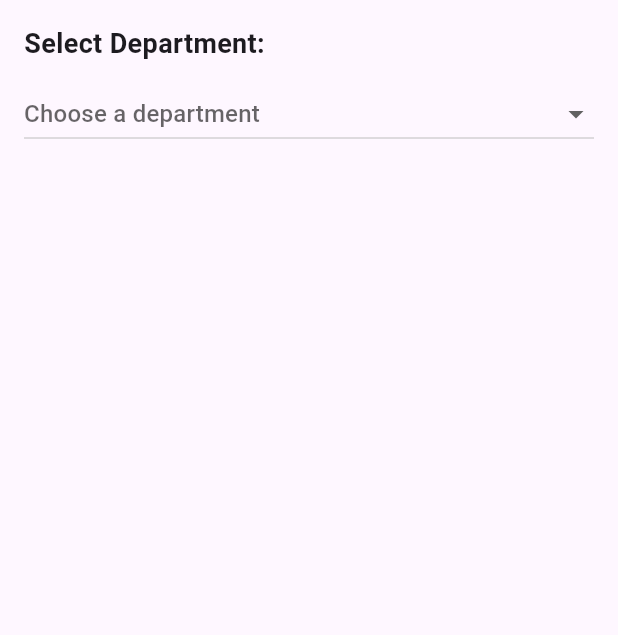
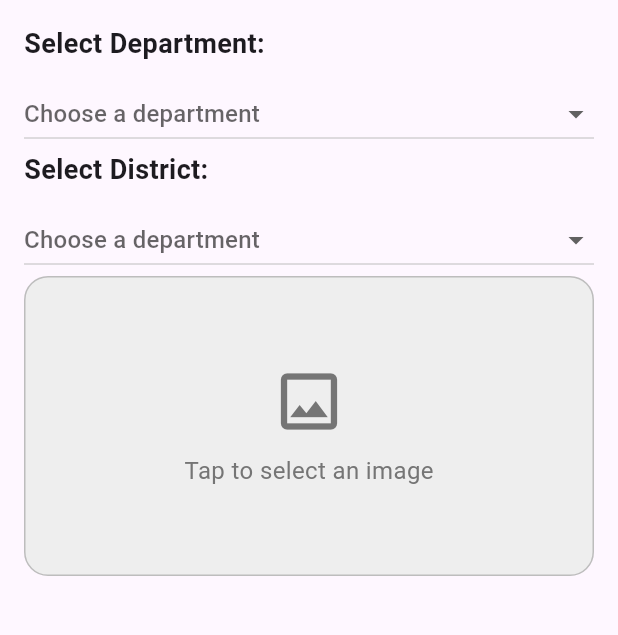
Before and after one commit to theaayushdev/BhrastaBusters, a Flutter app: the SecondWidget screen opened directly, on a phone screen of 412 x 824 dp, the part 84-719 px from its top. Run offline on Flutter 3.47's test engine with Material 3 defaults, Android fonts, the phone set to English and light mode, and no system bars; our stand-ins replace image_picker.

Commit message:
image section

```diff
--- a/lib/screens/secondpage.dart
+++ b/lib/screens/secondpage.dart
@@ -1,5 +1,7 @@
+import 'dart:io';
 import 'package:bhrastabusters/widget/topbar.dart';
 import 'package:flutter/material.dart';
+import 'package:image_picker/image_picker.dart';
 
 class SecondWidget extends StatefulWidget {
    SecondWidget({super.key});
@@ -25,14 +27,27 @@ class _SecondWidgetState extends State<SecondWidget> {
     'Salyan', 'Surkhet', 'Western Rukum', 'Achham', 'Baitadi', 'Bajhang',
     'Bajura', 'Dadeldhura', 'Darchula', 'Doti', 'Kailali', 'Kanchanpur'
   ];
+  String? selectedDistrict;
 
   final List<String> department=['Traffic','Electricity','DrinkingWater','NepalPolice','Malpot (Land Revenue)','Municipality Office','Transport Department','Passport Department','Immigration Office',
   'Tax Office','Health Post','Education Office','Forestry Office','District Administration Office','Court','Telecom Services','Hydrology and Meteorology',
   'Social Welfare','Election Commission',
   'Consumer Rights Office',];
+  Future<void> _pickImage() async {
+  final pickedFile = await _picker.pickImage(source: ImageSource.gallery);
+  if (pickedFile != null) {
+    setState(() {
+      _selectedImage = File(pickedFile.path);
+    });
+  }
+}
    String? selectedDepartment;
+      File? _selectedImage;
+  final ImagePicker _picker = ImagePicker();
+
 
   Widget build(BuildContext context) {
+
     return Scaffold(
       appBar: CustomAppBar(),
       body: Padding(
@@ -61,6 +76,60 @@ class _SecondWidgetState extends State<SecondWidget> {
                 });
               },
             ),
+                        const Text(
+              'Select District:',
+              style: TextStyle(fontSize: 18, fontWeight: FontWeight.w600),
+            ),
+            const SizedBox(height: 10),
+            DropdownButton<String>(
+              value: selectedDistrict,
+              isExpanded: true,
+              hint: const Text('Choose a department'),
+             items: districts.map((dept) {
+                return DropdownMenuItem<String>(
+                  value: dept,
+                  child: Text(dept),
+                );
+              }).toList(),
+              onChanged: (value) {
+                setState(() {
+                  selectedDistrict = value;
+                });
+              },
+            ),
+            GestureDetector(
+  onTap: _pickImage,
+  child: Container(
+    width: double.infinity,
+    height: 200,
+    decoration: BoxDecoration(
+      color: Colors.grey[200],
+      border: Border.all(color: Colors.grey.shade400),
+      borderRadius: BorderRadius.circular(16),
+    ),
+    child: _selectedImage != null
+        ? ClipRRect(
+            borderRadius: BorderRadius.circular(16),
+            child: Image.file(
+              _selectedImage!,
+              fit: BoxFit.cover,
+              width: double.infinity,
+            ),
+          )
+        : Column(
+            mainAxisAlignment: MainAxisAlignment.center,
+            children: [
+              Icon(Icons.image_outlined,
+                  size: 50, color: Colors.grey[600]),
+              const SizedBox(height: 10),
+              Text(
+                'Tap to select an image',
+                style: TextStyle(color: Colors.grey[600], fontSize: 16),
+              ),
+            ],
+          ),
+  ),
+),
           ],
         ),
       ),
--- a/pubspec.yaml
+++ b/pubspec.yaml
@@ -10,8 +10,11 @@ environment:
 dependencies:
   flutter:
     sdk: flutter
-  url_launcher: ^6.2.6 # <-- Moved here correctly!
   cupertino_icons: ^1.0.8
+  url_launcher: ^6.2.6
+  image_picker: ^1.0.4
+
+
 
 dev_dependencies:
   flutter_test:
```
Also changed, not shown: assets/pic6.png (added), pubspec.lock, 5 other files.
